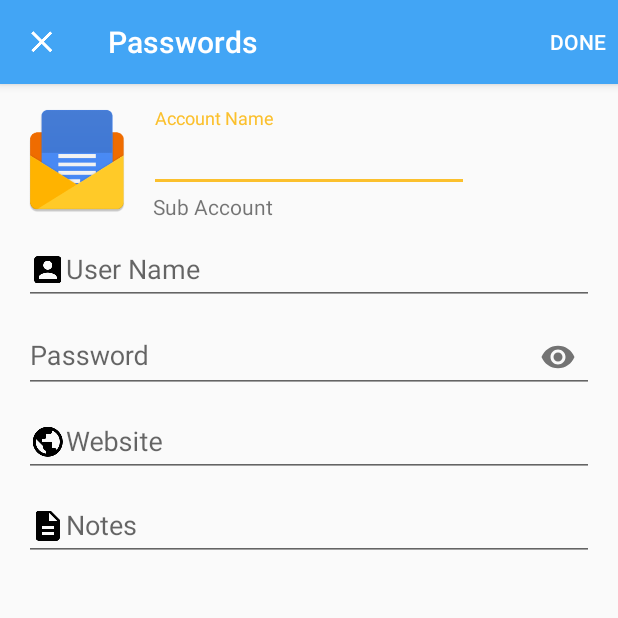
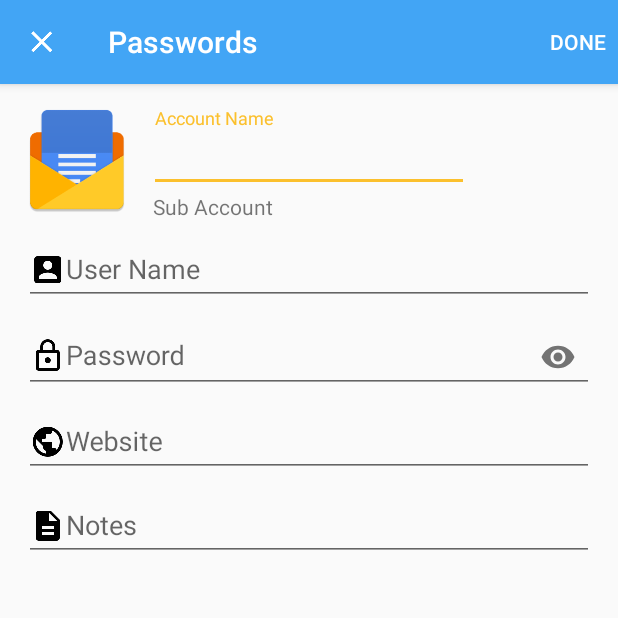
Before and after one commit to AElkhami/ProjectPasswordKeeper, an Android app: the CreateNewEntry screen opened directly, with no data from a screen before it, on a phone screen of 412 x 824 dp, the top half of it. Run offline under Robolectric (Android 15) with nearby library versions, the phone set to English and light mode, and no system bars.

Commit message:
* Stable Release V1.3.1
+bug fixes.

```diff
--- a/app/build.gradle
+++ b/app/build.gradle
@@ -7,7 +7,7 @@ android {
         applicationId "com.elkhamitech.projectkeeper"
         minSdkVersion 18
         targetSdkVersion 26
-        versionCode 8
+        versionCode 10
         versionName "1.3"
         testInstrumentationRunner "android.support.test.runner.AndroidJUnitRunner"
     }
--- a/app/src/main/res/layout/activity_create_entry.xml
+++ b/app/src/main/res/layout/activity_create_entry.xml
@@ -87,9 +87,10 @@
                 android:layout_height="wrap_content"
                 android:layout_marginTop="10dp"
                 android:ems="10"
+                android:drawableStart="@mipmap/ic_lock_outline_black_24dp"
                 android:hint="Password"
                 android:inputType="textPassword"
-                android:drawableLeft="@mipmap/ic_lock_outline_black_24dp"/>
+                />
 
         </android.support.design.widget.TextInputLayout>
         <android.support.design.widget.TextInputLayout
--- a/app/src/main/res/layout/activity_email_main.xml
+++ b/app/src/main/res/layout/activity_email_main.xml
@@ -106,7 +106,7 @@
                         android:layout_width="match_parent"
                         android:layout_height="wrap_content"
                         android:layout_marginTop="10dp"
-                        android:drawableLeft="@mipmap/ic_lock_white_24dp"
+                        android:drawableStart="@mipmap/ic_lock_white_24dp"
                         android:ems="10"
                         android:hint="Password"
                         android:imeOptions="actionUnspecified"
```
